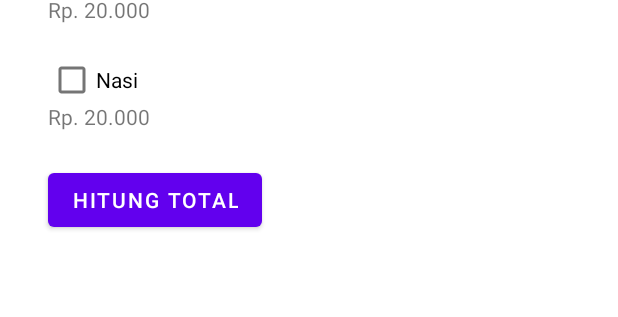
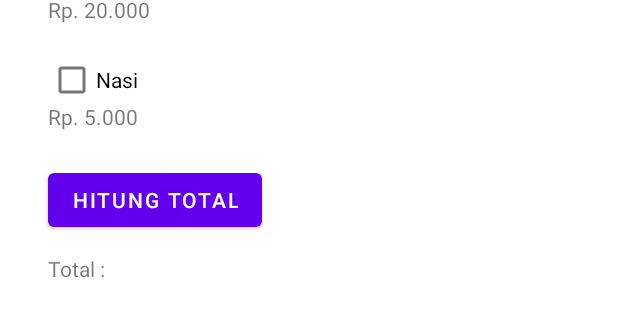
Before and after one commit to Raihanki/Kasir-Sederhana, an Android app: the layout activity_main.xml on its own in the app's theme, with its tools: preview values and no code run, on a phone screen of 412 x 824 dp. Shown: the part 321-638 px from the top of the screen. Run offline under Robolectric (Android 15) with nearby library versions, the phone set to English and light mode, and no system bars.

Commit message:
Membuat perhitungan untuk menu

```diff
--- a/app/src/main/res/layout/activity_main.xml
+++ b/app/src/main/res/layout/activity_main.xml
@@ -53,10 +53,11 @@
         app:layout_constraintTop_toBottomOf="@+id/chkSateAyam" />
 
     <com.google.android.material.textfield.TextInputLayout
+        style="@style/Widget.MaterialComponents.TextInputLayout.OutlinedBox"
         android:id="@+id/qtyAyam"
         android:visibility="gone"
         android:layout_width="100dp"
-        android:layout_height="45dp"
+        android:layout_height="70dp"
         android:layout_marginStart="32sp"
         app:layout_constraintBottom_toBottomOf="@+id/chkAyamGoreng"
         app:layout_constraintEnd_toEndOf="parent"
@@ -72,6 +73,7 @@
     </com.google.android.material.textfield.TextInputLayout>
 
     <com.google.android.material.textfield.TextInputLayout
+        style="@style/Widget.MaterialComponents.TextInputLayout.OutlinedBox"
         android:visibility="gone"
         android:id="@+id/qtySate"
         android:layout_width="100dp"
@@ -91,6 +93,7 @@
     </com.google.android.material.textfield.TextInputLayout>
 
     <com.google.android.material.textfield.TextInputLayout
+        style="@style/Widget.MaterialComponents.TextInputLayout.OutlinedBox"
         android:id="@+id/qtyNasi"
         android:layout_width="100dp"
         android:layout_height="45dp"
@@ -154,8 +157,18 @@
         app:layout_constraintTop_toBottomOf="@+id/chkNasi"
         app:layout_constraintBottom_toBottomOf="@+id/chkNasi"
         app:layout_constraintStart_toStartOf="parent"
-        android:text="@string/hargaSate"
+        android:text="@string/hargaNasi"
         tools:layout_editor_absoluteX="123dp"
         tools:layout_editor_absoluteY="491dp" />
 
+    <TextView
+        android:id="@+id/totalAwal"
+        android:layout_width="wrap_content"
+        android:layout_height="wrap_content"
+        android:layout_marginStart="32dp"
+        android:layout_marginTop="12dp"
+        android:text="@string/total_awal"
+        app:layout_constraintStart_toStartOf="parent"
+        app:layout_constraintTop_toBottomOf="@+id/button" />
+
 </androidx.constraintlayout.widget.ConstraintLayout>
--- a/app/src/main/res/values/strings.xml
+++ b/app/src/main/res/values/strings.xml
@@ -7,4 +7,6 @@
     <string name="hargaAyam">Rp. 15.000</string>
     <string name="hargaSate">Rp. 20.000</string>
     <string name="hargaNasi">Rp. 5.000</string>
+    <string name="total">Totalnya Adalah : %d</string>
+    <string name="total_awal">Total :</string>
 </resources>
```
Also changed, not shown: app/src/main/java/org/d3if2033/kasirsederhana/MainActivity.kt (+53 -0 lines).
